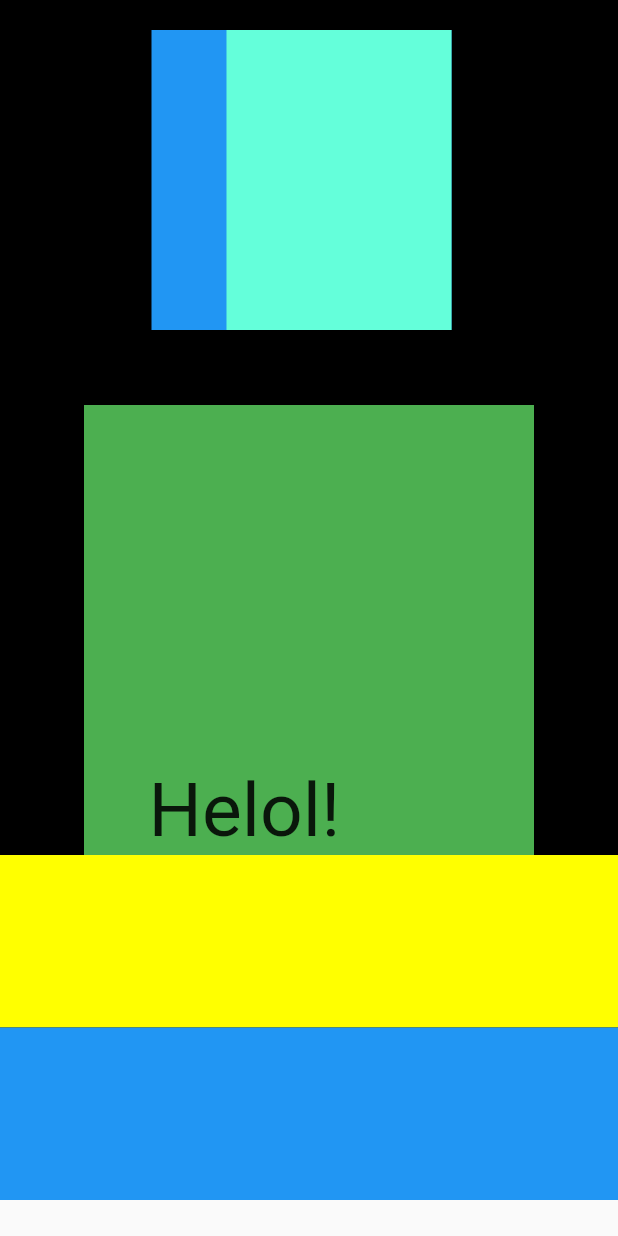
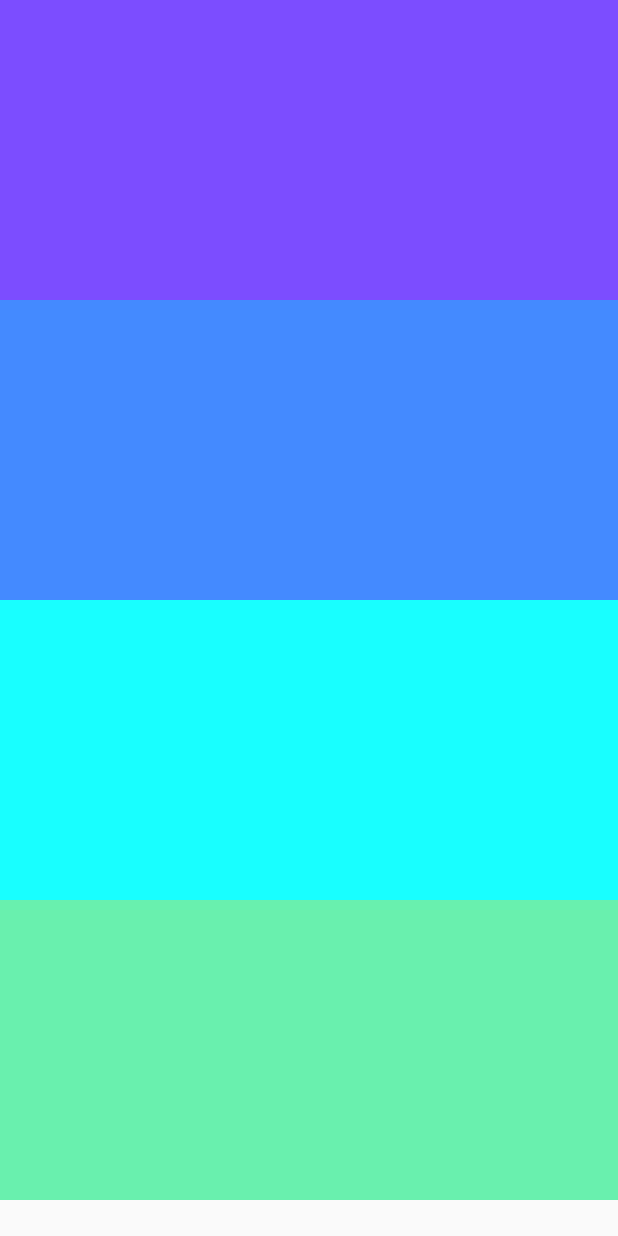
Before and after one commit to WILDGARO/ProjectFlutter, a Flutter app: the screen it shows after launch, on a phone screen of 412 x 824 dp. Run offline on Flutter 3.47's test engine with Material 2 defaults, Android fonts, the phone set to English and light mode, and no system bars.

```diff
--- a/lib/main.dart
+++ b/lib/main.dart
@@ -25,40 +25,36 @@ class MyApp extends StatelessWidget {
 class TestWidgt extends StatelessWidget {
   @override
   Widget build(BuildContext context) {
-    return Column(
+    return ListView(
       children: [
         Container(
-          margin:EdgeInsets.only(bottom: 50,top: 20,left: 20,right: 30),
-          padding:EdgeInsets.only(left:50),
-          color:Colors.blue,
           height: 200.0,
-          width: 200.0,
-          child: Container(
-            color: Colors.tealAccent,
-          ),
+          color: Colors.deepPurpleAccent,
         ),
         Container(
-          alignment: Alignment(-0.5,1),
-        color:Colors.green,
-          height: 300.0,
-          width: 300.0,
-          child:Text(
-            "Helol!",
-            style: TextStyle(
-              fontSize: 50
-            ),
-          ),
+          height: 200.0,
+          color: Colors.blueAccent,
         ),
-        Expanded(
-          child: Container(
-            color:Colors.yellowAccent,
-          )
-          ),
-        Expanded(
-          child: Container(
-            color:Colors.blue,
-          )
-          )
+        Container(
+          height: 200.0,
+          color: Colors.cyanAccent,
+        ),
+        Container(
+          height: 200.0,
+          color: Colors.greenAccent,
+        ),
+        Container(
+          height: 200.0,
+          color: Colors.yellow,
+        ),
+        Container(
+          height: 200.0,
+          color: Colors.deepOrange,
+        ),
+        Container(
+          height: 200.0,
+          color: Colors.red,
+        ),
       ],
     );
   }
```
